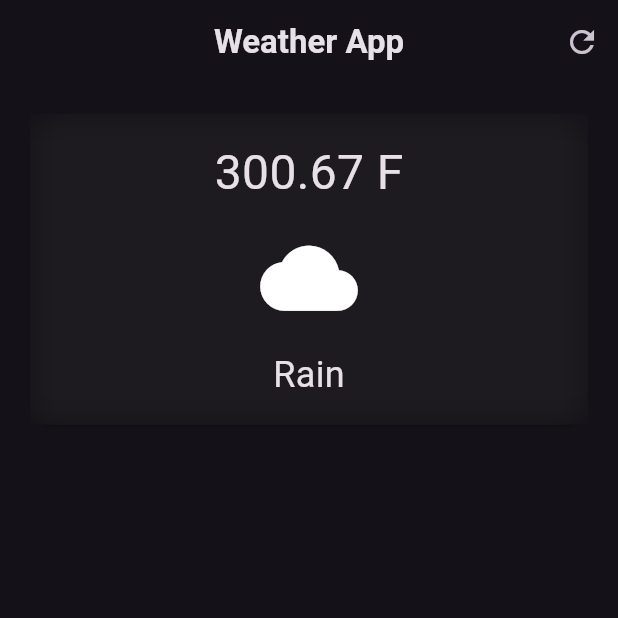
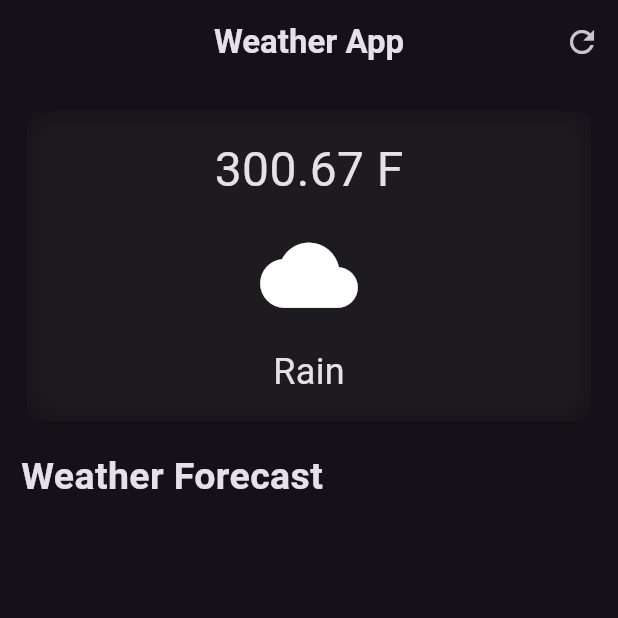
Before and after one commit to athul0126/basic_weatherapp, a Flutter app: the screen it shows after launch, on a phone screen of 412 x 824 dp, the top half of it. Run offline on Flutter 3.47's test engine with Material 3 defaults, Android fonts, the phone set to English and light mode, and no system bars.

Commit message:
weather screen modified

```diff
--- a/lib/weather_screen.dart
+++ b/lib/weather_screen.dart
@@ -27,17 +27,18 @@ class WeatherScreen extends StatelessWidget {
       ),
       body: SafeArea(
           child: Padding(
-        padding: const EdgeInsets.all(16.0),
+        padding: const EdgeInsets.all(14.0),
         child: Column(
+          crossAxisAlignment: CrossAxisAlignment.start,
           children: [
             //main card
             SizedBox(
               width: double.infinity,
               child: Card(
                 shape: RoundedRectangleBorder(
-                  borderRadius: BorderRadius.all(Radius.circular(16))
-                ),
+                    borderRadius: BorderRadius.all(Radius.circular(16))),
                 child: ClipRRect(
+                  borderRadius: BorderRadius.circular(10),
                   child: BackdropFilter(
                     filter: ImageFilter.blur(sigmaX: 10, sigmaY: 10),
                     child: Padding(
@@ -57,7 +58,7 @@ class WeatherScreen extends StatelessWidget {
                             Icons.cloud,
                             size: 65,
                           ),
-                           SizedBox(
+                          SizedBox(
                             height: 15,
                           ),
                           Text(
@@ -70,7 +71,18 @@ class WeatherScreen extends StatelessWidget {
                   ),
                 ),
               ),
-            )
+            ),
+            SizedBox(height: 15,),
+            //listing card
+            Text(
+              "Weather Forecast",
+              style: TextStyle(
+                fontSize: 25,
+                fontWeight: FontWeight.bold,
+              ),
+            ),
+            SizedBox(height: 15,),
+            Card()
           ],
         ),
       )),
```
